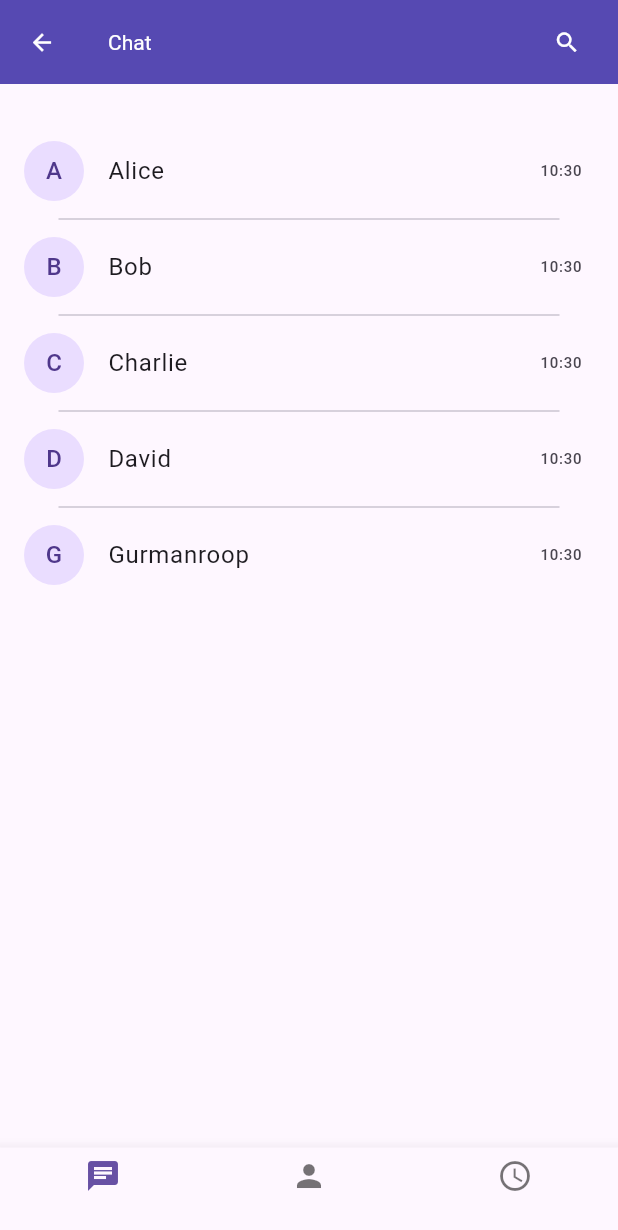
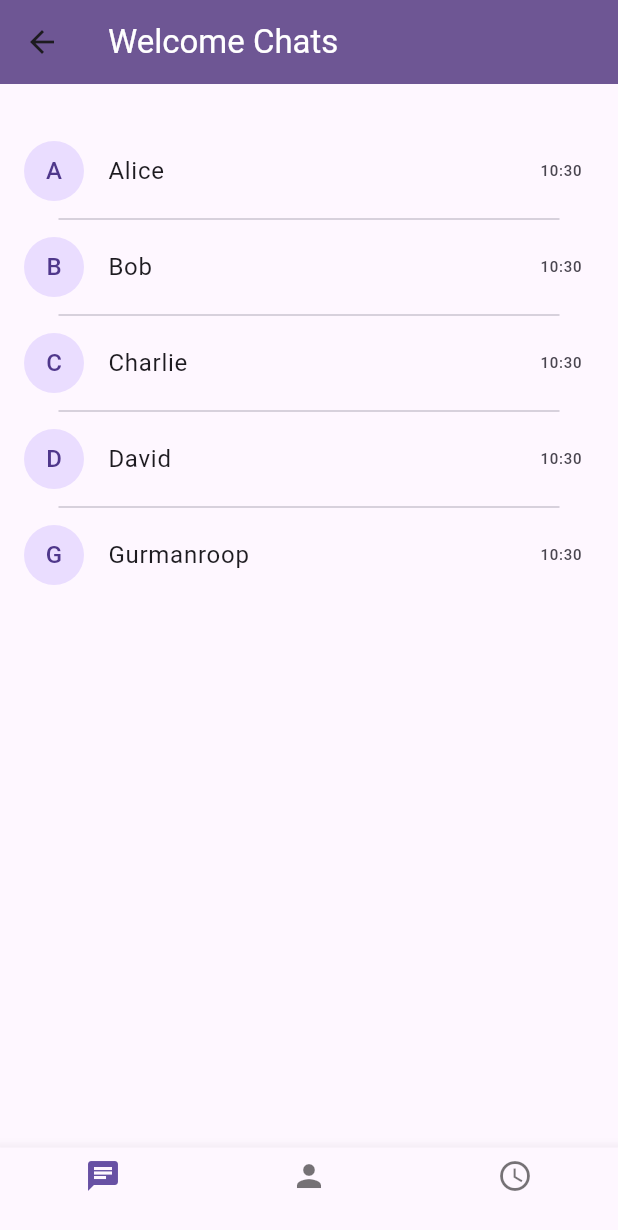
Before and after one commit to br-bharat/Chat-Application-Flutter-, a Flutter app: the ChatHomeScreen screen opened directly, on a phone screen of 412 x 824 dp. Shown: the top 1230 px of the screen. Run offline on Flutter 3.47's test engine with Material 3 defaults, Android fonts, the light colour scheme and no system bars; our stand-ins replace cloud_firestore, firebase_auth, firebase_core, intl_phone_field; missing offline and left inert: dart:ffi; accounts and stored records are empty.

Commit message:
Initial Commit

```diff
--- a/lib/auth/phone_auth.dart
+++ b/lib/auth/phone_auth.dart
@@ -21,7 +21,7 @@
   @override
   Widget build(BuildContext context) {
     return Scaffold(
-      backgroundColor: Constant.primaryColor,
+      appBar: AppBar(backgroundColor: Constant.appBarColor),
       body: Column(
         mainAxisAlignment: MainAxisAlignment.center,
         crossAxisAlignment: CrossAxisAlignment.stretch,
--- a/lib/calls/call_screen.dart
+++ b/lib/calls/call_screen.dart
@@ -1,6 +1,7 @@
 import 'package:flutter/material.dart';
 import 'package:provider/provider.dart';
 
+import '../core/constants/constants.dart';
 import 'call_provider.dart';
 
 class CallsScreen extends StatelessWidget {
@@ -14,7 +15,7 @@
     return MaterialApp(
       debugShowCheckedModeBanner: false,
       home: Scaffold(
-        appBar: AppBar(),
+        appBar: AppBar(backgroundColor: Constant.appBarColor),
         body: ListView.builder(
           itemCount: calls.length,
           itemBuilder: (context, index) {
--- a/lib/chats/chatHome.dart
+++ b/lib/chats/chatHome.dart
@@ -2,6 +2,8 @@
 import 'package:one_on_one/calls/call_screen.dart';
 import 'package:one_on_one/chats/chatScreen.dart';
 import 'package:one_on_one/status/status_screen.dart';
+
+import '../core/constants/constants.dart';
 
 class ChatHomeScreen extends StatefulWidget {
   const ChatHomeScreen({super.key});
@@ -24,32 +26,32 @@
   @override
   Widget build(BuildContext context) {
     return Scaffold(
-      appBar: AppBar(
-        backgroundColor: Color(0xff5649B2),
-        title: Text('Chat'),
-        titleTextStyle: TextStyle(color: Colors.white),
-        leading: IconButton(
-          onPressed: () {
-            Navigator.pop(context);
-          },
-          icon: Icon(
-            Icons.arrow_back,
-            color: Colors.white, // 👈 change color here
-            size: 18, // 👈 change size here
-          ),
-        ),
-        actions: [
-          Padding(
-            padding: EdgeInsets.only(
-              right: MediaQuery.of(context).padding.right + 10,
-            ),
-            child: IconButton(
-              onPressed: () {},
-              icon: Icon(Icons.search, color: Colors.white,size: 18,),
-            ),
-          ),
-        ],
-      ),
+      // appBar: AppBar(
+      //   backgroundColor: Constant.appBarColor,
+      //   title: Text('Chat'),
+      //   titleTextStyle: TextStyle(color: Colors.white),
+      //   leading: IconButton(
+      //     onPressed: () {
+      //       Navigator.pop(context);
+      //     },
+      //     icon: Icon(
+      //       Icons.arrow_back,
+      //       color: Colors.white, // 👈 change color here
+      //       size: 18, // 👈 change size here
+      //     ),
+      //   ),
+      //   actions: [
+      //     Padding(
+      //       padding: EdgeInsets.only(
+      //         right: MediaQuery.of(context).padding.right + 10,
+      //       ),
+      //       child: IconButton(
+      //         onPressed: () {},
+      //         icon: Icon(Icons.search, color: Colors.white,size: 18,),
+      //       ),
+      //     ),
+      //   ],
+      // ),
       body: IndexedStack(index: _selectedIndex, children: _pages),
       bottomNavigationBar: BottomNavigationBar(
         currentIndex: _selectedIndex,
--- a/lib/chats/chatScreen.dart
+++ b/lib/chats/chatScreen.dart
@@ -133,6 +133,7 @@
 import 'package:one_on_one/message/messageScreen.dart';
 import 'package:provider/provider.dart';
 
+import '../core/constants/constants.dart';
 import 'chatModel.dart';
 import 'newMessageScreen.dart';
 
@@ -150,6 +151,10 @@
   @override
   Widget build(BuildContext context) {
     return Scaffold(
+      appBar: AppBar(
+        backgroundColor: Constant.appBarColor,
+        title: Text('Welcome Chats',style: TextStyle(color: Colors.white),),
+      ),
       body: Padding(
         padding: const EdgeInsets.only(top: 30),
         child: ListView.separated(
--- a/lib/core/constants/constants.dart
+++ b/lib/core/constants/constants.dart
@@ -6,6 +6,7 @@
 
 class Constant{
   static const Color primaryColor = Color(0xff6E5694);
+  static const Color appBarColor = Color(0xff6E5694);
 
   //static const titleSize =
 }
--- a/lib/main.dart
+++ b/lib/main.dart
@@ -40,7 +40,7 @@
       debugShowCheckedModeBanner: false,
       title: 'Chat App',
       theme: ThemeData(primarySwatch: Colors.teal),
-      home: ChatHomeScreen(),
+      home: SplashScreen(),
     );
   }
 }
--- a/lib/message/messageScreen.dart
+++ b/lib/message/messageScreen.dart
@@ -1,4 +1,5 @@
 import 'package:flutter/material.dart';
+import 'package:one_on_one/core/constants/constants.dart';
 import 'package:provider/provider.dart';
 import 'package:intl/intl.dart';
 
@@ -20,7 +21,7 @@
   @override
   void initState() {
     super.initState();
-    final use = context.read<MessageProvider>().messages;
+    final _ = context.read<MessageProvider>().messages;
     // Load initial messages after the first frame is rendered
     WidgetsBinding.instance.addPostFrameCallback((_) {
       final messageProvider = Provider.of<MessageProvider>(
@@ -97,7 +98,7 @@
 
     return Scaffold(
       appBar: AppBar(
-        backgroundColor: Color(0xff5649B2),
+        backgroundColor: Constant.appBarColor,
         title: Text(user!.name),
         titleTextStyle: TextStyle(color: Colors.white),
         leading: IconButton(
@@ -251,5 +252,4 @@
       _scrollToBottom();
     });
   }
-
 }
--- a/lib/screens/splashScreen.dart
+++ b/lib/screens/splashScreen.dart
@@ -3,6 +3,7 @@
 import 'package:firebase_auth/firebase_auth.dart';
 import 'package:flutter/material.dart';
 import 'package:one_on_one/chats/chatHome.dart';
+import 'package:one_on_one/core/constants/constants.dart';
 
 import '../auth/phone_auth.dart';
 import '../chats/chatScreen.dart';
@@ -48,7 +49,7 @@
   @override
   Widget build(BuildContext context) {
     return Scaffold(
-      backgroundColor: Color(0xff6E5694),
+      backgroundColor: Constant.primaryColor,
       body: Center(
         child: Column(
           mainAxisAlignment: MainAxisAlignment.center,
--- a/lib/status/status_screen.dart
+++ b/lib/status/status_screen.dart
@@ -1,6 +1,8 @@
 import 'package:flutter/material.dart';
 import 'package:one_on_one/status/status_provider.dart';
 import 'package:provider/provider.dart';
+
+import '../core/constants/constants.dart';
 
 class StatusScreen extends StatelessWidget {
   const StatusScreen({super.key});
@@ -13,7 +15,7 @@
     return MaterialApp(
       debugShowCheckedModeBanner: false,
       home: Scaffold(
-        appBar: AppBar(),
+        appBar: AppBar(backgroundColor: Constant.appBarColor),
         body: Column(
           children: [
             ListTile(
--- a/lib/widget/textWidget.dart
+++ b/lib/widget/textWidget.dart
@@ -1,4 +1,3 @@
-import 'dart:ffi';
 
 import 'package:flutter/cupertino.dart';
 
```
Also changed, not shown: lib/auth/phoneAuthController.dart (+38 -4 lines).
